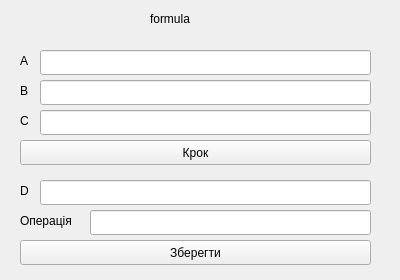
Old version of the form interface/w3.ui in the repository drewg3r/DM-1.
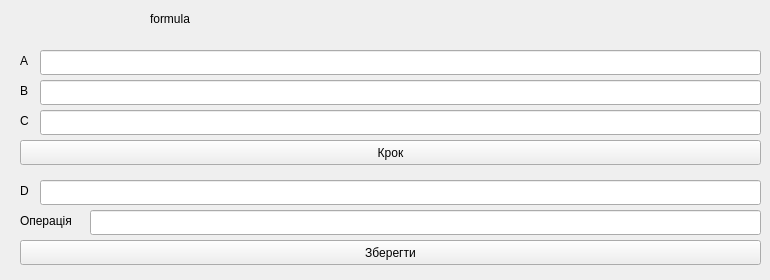
New version of the form.

Commit message: Window 3 finished! Working on window 4

What changed in the file:
```diff
--- a/interface/w3.ui
+++ b/interface/w3.ui
@@ -6,7 +6,7 @@
    <rect>
     <x>0</x>
     <y>0</y>
-    <width>400</width>
+    <width>770</width>
     <height>280</height>
    </rect>
   </property>
@@ -57,7 +57,7 @@
     <rect>
      <x>40</x>
      <y>110</y>
-     <width>331</width>
+     <width>721</width>
      <height>25</height>
     </rect>
    </property>
@@ -67,7 +67,7 @@
     <rect>
      <x>40</x>
      <y>80</y>
-     <width>331</width>
+     <width>721</width>
      <height>25</height>
     </rect>
    </property>
@@ -90,7 +90,7 @@
     <rect>
      <x>40</x>
      <y>50</y>
-     <width>331</width>
+     <width>721</width>
      <height>25</height>
     </rect>
    </property>
@@ -100,7 +100,7 @@
     <rect>
      <x>20</x>
      <y>140</y>
-     <width>351</width>
+     <width>741</width>
      <height>25</height>
     </rect>
    </property>
@@ -126,7 +126,7 @@
     <rect>
      <x>40</x>
      <y>180</y>
-     <width>331</width>
+     <width>721</width>
      <height>25</height>
     </rect>
    </property>
@@ -149,7 +149,7 @@
     <rect>
      <x>90</x>
      <y>210</y>
-     <width>281</width>
+     <width>671</width>
      <height>25</height>
     </rect>
    </property>
@@ -159,7 +159,7 @@
     <rect>
      <x>20</x>
      <y>240</y>
-     <width>351</width>
+     <width>741</width>
      <height>25</height>
     </rect>
    </property>
```
The commit also changes 6 other files.
